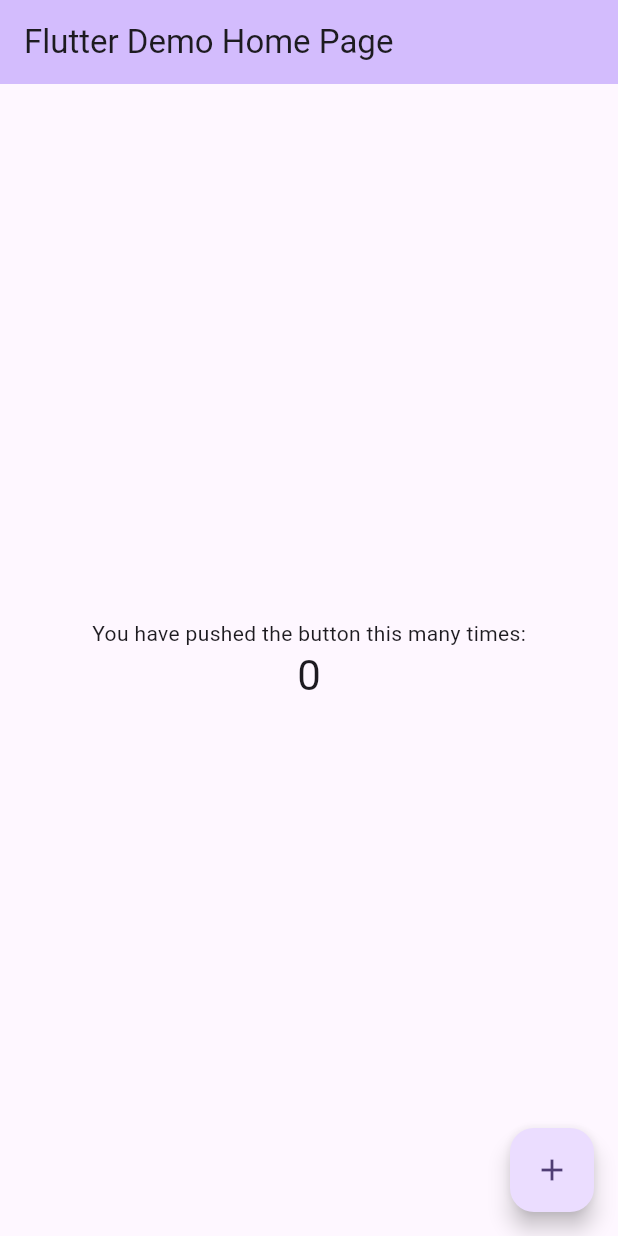
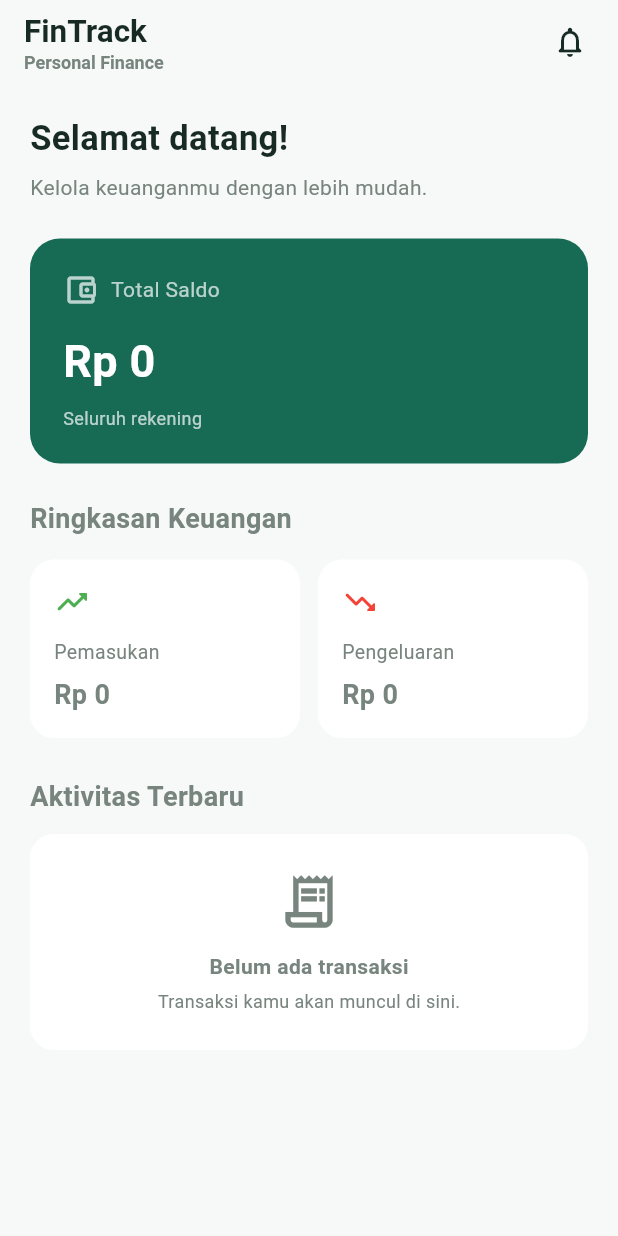
Before and after one commit to febrinurhidayat/fintrack, a Flutter app: the screen it shows after launch, on a phone screen of 412 x 824 dp. Run offline on Flutter 3.47's test engine with Material 3 defaults, Android fonts, the phone set to English and light mode, and no system bars; our stand-ins replace flutter_dotenv, flutter_riverpod, supabase_flutter; accounts and stored records are empty.

Commit message:
feat: tahap 3

```diff
--- /dev/null
+++ b/lib/app.dart
@@ -0,0 +1,20 @@
+import 'package:flutter/material.dart';
+import 'package:flutter_riverpod/flutter_riverpod.dart';
+
+import 'core/config/app_config.dart';
+import 'core/theme/app_theme.dart';
+import 'features/dashboard/dashboard_page.dart';
+
+class FinTrackApp extends ConsumerWidget {
+  const FinTrackApp({super.key});
+
+  @override
+  Widget build(BuildContext context, WidgetRef ref) {
+    return MaterialApp(
+      title: AppConfig.appName,
+      debugShowCheckedModeBanner: false,
+      theme: AppTheme.light,
+      home: const DashboardPage(),
+    );
+  }
+}
--- /dev/null
+++ b/lib/core/config/app_config.dart
@@ -0,0 +1,7 @@
+class AppConfig {
+  static const String appName = 'FinTrack';
+  static const String appDescription = 'Pengelolaan Keuangan Pribadi';
+
+  static const String currencyCode = 'IDR';
+  static const String currencySymbol = 'Rp';
+}
--- /dev/null
+++ b/lib/core/config/supabase_config.dart
@@ -0,0 +1,6 @@
+
+import 'package:supabase_flutter/supabase_flutter.dart';
+
+class SupabaseConfig {
+  static SupabaseClient get client => Supabase.instance.client;
+}
--- /dev/null
+++ b/lib/core/theme/app_theme.dart
@@ -0,0 +1,90 @@
+
+import 'package:flutter/material.dart';
+
+class AppTheme {
+  static const Color primary = Color(0xFF176B55);
+  static const Color background = Color(0xFFF7F9F8);
+  static const Color surface = Colors.white;
+  static const Color textPrimary = Color(0xFF172B24);
+  static const Color textSecondary = Color(0xFF78857F);
+
+  static ThemeData get light {
+    return ThemeData(
+      useMaterial3: true,
+      brightness: Brightness.light,
+      colorScheme: ColorScheme.fromSeed(
+        seedColor: primary,
+        primary: primary,
+        surface: surface,
+        brightness: Brightness.light,
+      ),
+      scaffoldBackgroundColor: background,
+
+      // Menggunakan TextTheme bawaan Flutter.
+      textTheme: const TextTheme(
+        headlineLarge: TextStyle(
+          fontSize: 32,
+          fontWeight: FontWeight.bold,
+          color: textPrimary,
+        ),
+        headlineMedium: TextStyle(
+          fontSize: 24,
+          fontWeight: FontWeight.bold,
+          color: textPrimary,
+        ),
+        titleLarge: TextStyle(
+          fontSize: 20,
+          fontWeight: FontWeight.bold,
+          color: textPrimary,
+        ),
+        bodyLarge: TextStyle(
+          fontSize: 16,
+          color: textPrimary,
+        ),
+        bodyMedium: TextStyle(
+          fontSize: 14,
+          color: textSecondary,
+        ),
+      ),
+
+      appBarTheme: const AppBarTheme(
+        backgroundColor: background,
+        foregroundColor: textPrimary,
+        elevation: 0,
+        centerTitle: false,
+      ),
+
+      cardTheme: CardThemeData(
+        color: surface,
+        elevation: 0,
+        shape: RoundedRectangleBorder(
+          borderRadius: BorderRadius.circular(18),
+        ),
+      ),
+
+      inputDecorationTheme: InputDecorationTheme(
+        filled: true,
+        fillColor: surface,
+        border: OutlineInputBorder(
+          borderRadius: BorderRadius.circular(12),
+          borderSide: const BorderSide(
+            color: Color(0xFFE5EAE7),
+          ),
+        ),
+        enabledBorder: OutlineInputBorder(
+          borderRadius: BorderRadius.circular(12),
+          borderSide: const BorderSide(
+            color: Color(0xFFE5EAE7),
+          ),
+        ),
+        focusedBorder: OutlineInputBorder(
+          borderRadius: BorderRadius.circular(12),
+          borderSide: const BorderSide(
+            color: primary,
+            width: 1.5,
+          ),
+        ),
+      ),
+    );
+  }
+}
--- /dev/null
+++ b/lib/core/utils/currency_formatter.dart
@@ -0,0 +1,13 @@
+import 'package:intl/intl.dart';
+
+class CurrencyFormatter {
+  static final NumberFormat _formatter = NumberFormat.currency(
+    locale: 'id_ID',
+    symbol: 'Rp ',
+    decimalDigits: 0,
+  );
+
+  static String format(num amount) {
+    return _formatter.format(amount);
+  }
+}
--- /dev/null
+++ b/lib/features/dashboard/dashboard_page.dart
@@ -0,0 +1,243 @@
+import 'package:flutter/material.dart';
+
+import '../../core/config/app_config.dart';
+import '../../core/theme/app_theme.dart';
+import '../../core/utils/currency_formatter.dart';
+
+class DashboardPage extends StatelessWidget {
+  const DashboardPage({super.key});
+
+  @override
+  Widget build(BuildContext context) {
+    return Scaffold(
+      appBar: AppBar(
+        title: const Column(
+          crossAxisAlignment: CrossAxisAlignment.start,
+          children: [
+            Text(
+              AppConfig.appName,
+              style: TextStyle(
+                fontWeight: FontWeight.bold,
+                fontSize: 21,
+              ),
+            ),
+            Text(
+              'Personal Finance',
+              style: TextStyle(
+                fontSize: 12,
+                color: AppTheme.textSecondary,
+              ),
+            ),
+          ],
+        ),
+        actions: [
+          IconButton(
+            onPressed: () {},
+            icon: const Icon(Icons.notifications_none_rounded),
+          ),
+          const SizedBox(width: 8),
+        ],
+      ),
+      body: SafeArea(
+        child: SingleChildScrollView(
+          padding: const EdgeInsets.all(20),
+          child: Column(
+            crossAxisAlignment: CrossAxisAlignment.start,
+            children: [
+              const Text(
+                'Selamat datang!',
+                style: TextStyle(
+                  fontSize: 23,
+                  fontWeight: FontWeight.bold,
+                  color: AppTheme.textPrimary,
+                ),
+              ),
+              const SizedBox(height: 6),
+              const Text(
+                'Kelola keuanganmu dengan lebih mudah.',
+                style: TextStyle(
+                  color: AppTheme.textSecondary,
+                  fontSize: 14,
+                ),
+              ),
+              const SizedBox(height: 24),
+
+              // Saldo utama
+              Container(
+                width: double.infinity,
+                padding: const EdgeInsets.all(22),
+                decoration: BoxDecoration(
+                  color: AppTheme.primary,
+                  borderRadius: BorderRadius.circular(20),
+                ),
+                child: Column(
+                  crossAxisAlignment: CrossAxisAlignment.start,
+                  children: [
+                    const Row(
+                      children: [
+                        Icon(
+                          Icons.account_balance_wallet_outlined,
+                          color: Colors.white70,
+                        ),
+                        SizedBox(width: 8),
+                        Text(
+                          'Total Saldo',
+                          style: TextStyle(
+                            color: Colors.white70,
+                            fontSize: 14,
+                          ),
+                        ),
+                      ],
+                    ),
+                    const SizedBox(height: 14),
+                    Text(
+                      CurrencyFormatter.format(0),
+                      style: const TextStyle(
+                        color: Colors.white,
+                        fontSize: 30,
+                        fontWeight: FontWeight.bold,
+                      ),
+                    ),
+                    const SizedBox(height: 8),
+                    const Text(
+                      'Seluruh rekening',
+                      style: TextStyle(
+                        color: Colors.white70,
+                        fontSize: 12,
+                      ),
+                    ),
+                  ],
+                ),
+              ),
+
+              const SizedBox(height: 24),
+
+              // Ringkasan
+              const Text(
+                'Ringkasan Keuangan',
+                style: TextStyle(
+                  fontSize: 18,
+                  fontWeight: FontWeight.bold,
+                ),
+              ),
+              const SizedBox(height: 14),
+
+              Row(
+                children: [
+                  Expanded(
+                    child: _SummaryCard(
+                      title: 'Pemasukan',
+                      amount: 0,
+                      icon: Icons.trending_up_rounded,
+                      color: Colors.green,
+                    ),
+                  ),
+                  const SizedBox(width: 12),
+                  Expanded(
+                    child: _SummaryCard(
+                      title: 'Pengeluaran',
+                      amount: 0,
+                      icon: Icons.trending_down_rounded,
+                      color: Colors.red,
+                    ),
+                  ),
+                ],
+              ),
+
+              const SizedBox(height: 26),
+
+              const Text(
+                'Aktivitas Terbaru',
+                style: TextStyle(
+                  fontSize: 18,
+                  fontWeight: FontWeight.bold,
+                ),
+              ),
+              const SizedBox(height: 12),
+
+              Container(
+                width: double.infinity,
+                padding: const EdgeInsets.all(24),
+                decoration: BoxDecoration(
+                  color: Colors.white,
+                  borderRadius: BorderRadius.circular(16),
+                ),
+                child: const Column(
+                  children: [
+                    Icon(
+                      Icons.receipt_long_outlined,
+                      size: 42,
+                      color: AppTheme.textSecondary,
+                    ),
+                    SizedBox(height: 12),
+                    Text(
+                      'Belum ada transaksi',
+                      style: TextStyle(
+                        fontWeight: FontWeight.w600,
+                      ),
+                    ),
+                    SizedBox(height: 5),
+                    Text(
+                      'Transaksi kamu akan muncul di sini.',
+                      style: TextStyle(
+                        color: AppTheme.textSecondary,
+                        fontSize: 12,
+                      ),
+                    ),
+                  ],
+                ),
+              ),
+            ],
+          ),
+        ),
+      ),
+    );
+  }
+}
+
+class _SummaryCard extends StatelessWidget {
+  final String title;
+  final num amount;
+  final IconData icon;
+  final Color color;
+
+  const _SummaryCard({
+    required this.title,
+    required this.amount,
+    required this.icon,
+    required this.color,
+  });
+
+  @override
+  Widget build(BuildContext context) {
+    return Container(
+      padding: const EdgeInsets.all(16),
+      decoration: BoxDecoration(
+        color: Colors.white,
+        borderRadius: BorderRadius.circular(16),
+      ),
+      child: Column(
+        crossAxisAlignment: CrossAxisAlignment.start,
+        children: [
+          Icon(icon, color: color, size: 24),
+          const SizedBox(height: 12),
+          Text(
+            title,
+            style: const TextStyle(
+              fontSize: 13,
+              color: AppTheme.textSecondary,
+            ),
+          ),
+          const SizedBox(height: 6),
+          Text(
+            CurrencyFormatter.format(amount),
+            style: const TextStyle(
+              fontSize: 18,
+              fontWeight: FontWeight.bold,
+            ),
+          ),
+        ],
+      ),
+    );
+  }
+}
--- a/lib/main.dart
+++ b/lib/main.dart
@@ -1,122 +1,42 @@
+
 import 'package:flutter/material.dart';
+import 'package:flutter_dotenv/flutter_dotenv.dart';
+import 'package:flutter_riverpod/flutter_riverpod.dart';
+import 'package:supabase_flutter/supabase_flutter.dart';
 
-void main() {
-  runApp(const MyApp());
-}
+import 'app.dart';
 
-class MyApp extends StatelessWidget {
-  const MyApp({super.key});
+Future<void> main() async {
+  WidgetsFlutterBinding.ensureInitialized();
 
-  // This widget is the root of your application.
-  @override
-  Widget build(BuildContext context) {
-    return MaterialApp(
-      title: 'Flutter Demo',
-      theme: ThemeData(
-        // This is the theme of your application.
-        //
-        // TRY THIS: Try running your application with "flutter run". You'll see
-        // the application has a purple toolbar. Then, without quitting the app,
-        // try changing the seedColor in the colorScheme below to Colors.green
-        // and then invoke "hot reload" (save your changes or press the "hot
-        // reload" button in a Flutter-supported IDE, or press "r" if you used
-        // the command line to start the app).
-        //
-        // Notice that the counter didn't reset back to zero; the application
-        // state is not lost during the reload. To reset the state, use hot
-        // restart instead.
-        //
-        // This works for code too, not just values: Most code changes can be
-        // tested with just a hot reload.
-        colorScheme: .fromSeed(seedColor: Colors.deepPurple),
-      ),
-      home: const MyHomePage(title: 'Flutter Demo Home Page'),
+  // Memuat konfigurasi environment.
+  await dotenv.load(fileName: '.env');
+
+  final supabaseUrl = dotenv.env['SUPABASE_URL'];
+  final supabaseKey = dotenv.env['SUPABASE_ANON_KEY'];
+
+  // Memastikan konfigurasi tersedia.
+  if (supabaseUrl == null ||
+      supabaseUrl.isEmpty ||
+      supabaseKey == null ||
+      supabaseKey.isEmpty) {
+    throw StateError(
+      'Konfigurasi Supabase tidak ditemukan. '
+      'Periksa file .env.',
     );
   }
+
+  // Inisialisasi Supabase.
+  await Supabase.initialize(
+    url: supabaseUrl,
+    anonKey: supabaseKey,
+  );
+
+  debugPrint('FinTrack: Supabase berhasil diinisialisasi.');
+
+  runApp(
+    const ProviderScope(
+      child: FinTrackApp(),
+    ),
+  );
 }
-
-class MyHomePage extends StatefulWidget {
-  const MyHomePage({super.key, required this.title});
-
-  // This widget is the home page of your application. It is stateful, meaning
-  // that it has a State object (defined below) that contains fields that affect
-  // how it looks.
-
-  // This class is the configuration for the state. It holds the values (in this
-  // case the title) provided by the parent (in this case the App widget) and
-  // used by the build method of the State. Fields in a Widget subclass are
-  // always marked "final".
-
-  final String title;
-
-  @override
-  State<MyHomePage> createState() => _MyHomePageState();
-}
-
-class _MyHomePageState extends State<MyHomePage> {
-  int _counter = 0;
-
-  void _incrementCounter() {
-    setState(() {
-      // This call to setState tells the Flutter framework that something has
-      // changed in this State, which causes it to rerun the build method below
-      // so that the display can reflect the updated values. If we changed
-      // _counter without calling setState(), then the build method would not be
-      // called again, and so nothing would appear to happen.
-      _counter++;
-    });
-  }
-
-  @override
-  Widget build(BuildContext context) {
-    // This method is rerun every time setState is called, for instance as done
-    // by the _incrementCounter method above.
-    //
-    // The Flutter framework has been optimized to make rerunning build methods
-    // fast, so that you can just rebuild anything that needs updating rather
-    // than having to individually change instances of widgets.
-    return Scaffold(
-      appBar: AppBar(
-        // TRY THIS: Try changing the color here to a specific color (to
-        // Colors.amber, perhaps?) and trigger a hot reload to see the AppBar
-        // change color while the other colors stay the same.
-        backgroundColor: Theme.of(context).colorScheme.inversePrimary,
-        // Here we take the value from the MyHomePage object that was created by
-        // the App.build method, and use it to set our appbar title.
-        title: Text(widget.title),
-      ),
-      body: Center(
-        // Center is a layout widget. It takes a single child and positions it
-        // in the middle of the parent.
-        child: Column(
-          // Column is also a layout widget. It takes a list of children and
-          // arranges them vertically. By default, it sizes itself to fit its
-          // children horizontally, and tries to be as tall as its parent.
-          //
-          // Column has various properties to control how it sizes itself and
-          // how it positions its children. Here we use mainAxisAlignment to
-          // center the children vertically; the main axis here is the vertical
-          // axis because Columns are vertical (the cross axis would be
-          // horizontal).
-          //
-          // TRY THIS: Invoke "debug painting" (choose the "Toggle Debug Paint"
-          // action in the IDE, or press "p" in the console), to see the
-          // wireframe for each widget.
-          mainAxisAlignment: .center,
-          children: [
-            const Text('You have pushed the button this many times:'),
-            Text(
-              '$_counter',
-              style: Theme.of(context).textTheme.headlineMedium,
-            ),
-          ],
-        ),
-      ),
-      floatingActionButton: FloatingActionButton(
-        onPressed: _incrementCounter,
-        tooltip: 'Increment',
-        child: const Icon(Icons.add),
-      ),
-    );
-  }
-}
--- a/pubspec.yaml
+++ b/pubspec.yaml
@@ -68,7 +68,8 @@ flutter:
   # included with your application, so that you can use the icons in
   # the material Icons class.
   uses-material-design: true
-
+  assets:
+    - .env
   # To add assets to your application, add an assets section, like this:
   # assets:
   #   - images/a_dot_burr.jpeg
```
Also changed, not shown: 2 other files.
